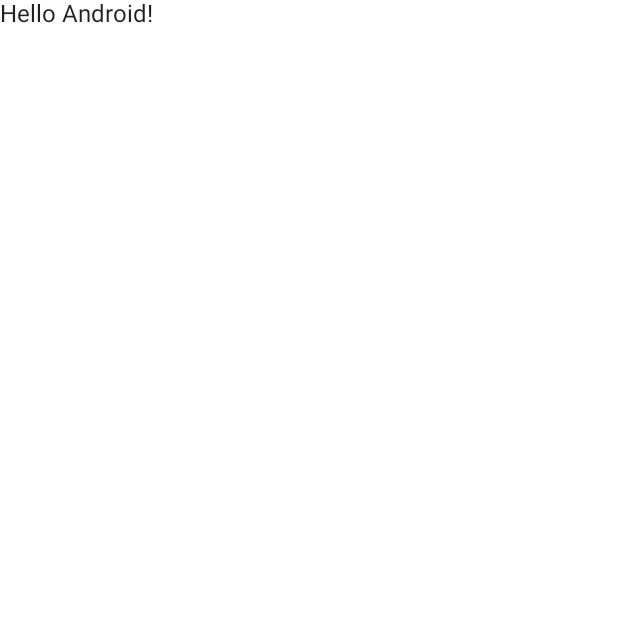
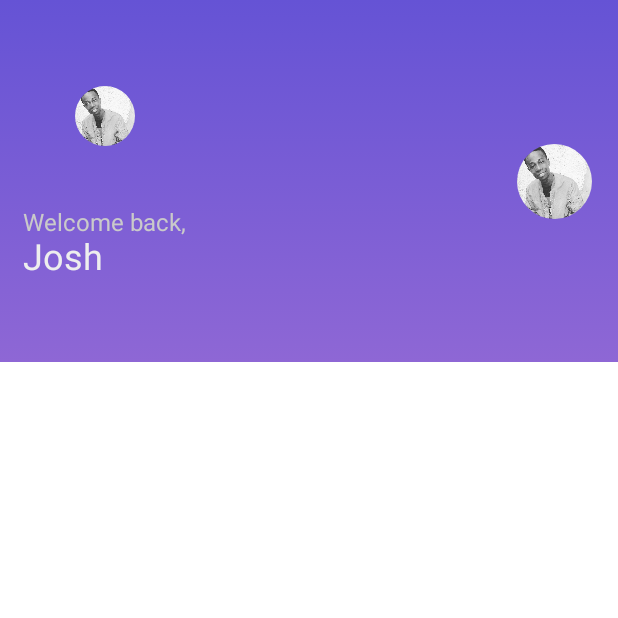
Before and after one commit to josh-Muleshi/EventCademyComposeUi, an Android app built with Jetpack Compose: the screen it shows after launch (MainActivity), on a phone screen of 412 x 824 dp, the top half of it. Before the commit the part shown is almost empty. Run offline under Robolectric (Android 15) with nearby library versions, the phone set to English and light mode, and no system bars.

```diff
--- a/app/src/main/java/com/example/eventcademycomposeui/MainActivity.kt
+++ b/app/src/main/java/com/example/eventcademycomposeui/MainActivity.kt
@@ -8,6 +8,7 @@ import androidx.compose.material.Surface
 import androidx.compose.material.Text
 import androidx.compose.runtime.Composable
 import androidx.compose.ui.tooling.preview.Preview
+import com.example.eventcademycomposeui.ui.HomeScreen
 import com.example.eventcademycomposeui.ui.theme.EventCademyComposeUiTheme
 
 class MainActivity : ComponentActivity() {
@@ -15,24 +16,16 @@ class MainActivity : ComponentActivity() {
         super.onCreate(savedInstanceState)
         setContent {
             EventCademyComposeUiTheme {
-                // A surface container using the 'background' color from the theme
-                Surface(color = MaterialTheme.colors.background) {
-                    Greeting("Android")
-                }
+                HomeScreen()
             }
         }
     }
 }
 
-@Composable
-fun Greeting(name: String) {
-    Text(text = "Hello $name!")
-}
-
 @Preview(showBackground = true)
 @Composable
-fun DefaultPreview() {
+fun MyAppPreview() {
     EventCademyComposeUiTheme {
-        Greeting("Android")
+        HomeScreen()
     }
 }
--- a/app/src/main/java/com/example/eventcademycomposeui/ui/HomeScreen.kt
+++ b/app/src/main/java/com/example/eventcademycomposeui/ui/HomeScreen.kt
@@ -1,26 +1,108 @@
 package com.example.eventcademycomposeui.ui
 
+import androidx.compose.foundation.Image
 import androidx.compose.foundation.background
-import androidx.compose.foundation.layout.Box
-import androidx.compose.foundation.layout.Column
-import androidx.compose.foundation.layout.padding
+import androidx.compose.foundation.layout.*
+import androidx.compose.foundation.shape.CircleShape
+import androidx.compose.material.Icon
+import androidx.compose.material.MaterialTheme
+import androidx.compose.material.Text
 import androidx.compose.runtime.Composable
+import androidx.compose.ui.Alignment
 import androidx.compose.ui.Modifier
+import androidx.compose.ui.draw.clip
+import androidx.compose.ui.graphics.Brush
 import androidx.compose.ui.graphics.Color
+import androidx.compose.ui.res.painterResource
 import androidx.compose.ui.unit.dp
+import com.example.eventcademycomposeui.R
+import com.example.eventcademycomposeui.ui.theme.*
 
 @Composable
 fun HomeScreen(){
-    Box(modifier = Modifier
-        .background(Color.Transparent)
-        .padding(15.dp)){
+    Box(
+        modifier = Modifier
+            .background(Color.Transparent)
+            .fillMaxSize()
+    ){
         Column {
-
+            HeadSection()
         }
     }
 }
 
 @Composable
-fun HeadSection(){
+fun HeadSection(
+    name: String = "Josh",
+){
+    Box(
+        contentAlignment = Alignment.Center, modifier = Modifier
+            .fillMaxWidth()
+            .background(
+                brush = Brush.verticalGradient(
+                    listOf(ButtonBlue, BlueGradient)
+                )
+            )
 
+    ) {
+
+        Row(horizontalArrangement = Arrangement.SpaceBetween,
+            verticalAlignment = Alignment.CenterVertically,
+            modifier = Modifier
+                .fillMaxWidth()
+                .padding(15.dp)
+                .padding(top = 40.dp, bottom = 40.dp)
+        ) {
+            Column(
+                horizontalAlignment = Alignment.CenterHorizontally
+            ) {
+                Box(
+                    modifier = Modifier
+                        .padding(2.dp)
+                        .clip(CircleShape)
+                        .size(width = 40.dp, height = 40.dp)
+
+                ) {
+                    Image(
+                        painter = painterResource(id = R.drawable.ic_profil),
+                        contentDescription = "profile"
+                    )
+                }
+                Column(
+                    verticalArrangement = Arrangement.Center,
+                    modifier = Modifier.padding(top = 40.dp)
+                ) {
+                    Text(
+                        text = "Welcome back,",
+                        color = TextsubWhite,
+                        style = MaterialTheme.typography.body1
+                    )
+                    Text(
+                        text = "$name",
+                        color = TextWhite,
+                        style = MaterialTheme.typography.h5,
+                    )
+                }
+            }
+            Box(
+                modifier = Modifier
+                    .padding(2.dp)
+                    .clip(CircleShape)
+                    .size(width = 50.dp, height = 50.dp)
+            ) {
+                Image(
+                    painter = painterResource(id = R.drawable.ic_profil),
+                    contentDescription = "profile"
+                )
+            }
+
+            /*Icon(
+                painter = painterResource(id = R.drawable.ic_search),
+                contentDescription = "search",
+                tint = Color.White,
+                modifier = Modifier.size(24.dp)
+            )*/
+        }
+
+    }
 }
--- a/app/src/main/java/com/example/eventcademycomposeui/ui/theme/Color.kt
+++ b/app/src/main/java/com/example/eventcademycomposeui/ui/theme/Color.kt
@@ -2,13 +2,15 @@ package com.example.eventcademycomposeui.ui.theme
 
 import androidx.compose.ui.graphics.Color
 
-val Purple200 = Color(0xff505cf3) //0xFFBB86FC
-val Purple500 = Color(0xff505cf3) //0xFF6200EE
-val Purple700 = Color(0xff505cf3) //0xFF3700B3
+val Purple200 = Color(0xff6553D5) //0xFFBB86FC
+val Purple500 = Color(0xff6553D5) //0xFF6200EE
+val Purple700 = Color(0xff6553D5) //0xFF3700B3
 val Teal200 = Color(0xFF03DAC5)
 val TextWhite = Color(0xffeeeeee)
+val TextsubWhite = Color(0xFFCACACA)
 val DeepBlue = Color(0xff06164c)
-val ButtonBlue = Color(0xff505cf3)
+val ButtonBlue = Color(0xff6553D5)
+val BlueGradient = Color(0xff8E67D5)
 val DarkerButtonBlue = Color(0xff565894)
 val LightRed = Color(0xfffc879a)
 val AquaBlue = Color(0xff9aa5c4)
--- /dev/null
+++ b/app/src/main/res/drawable/home_top_back.xml
@@ -0,0 +1,9 @@
+<?xml version="1.0" encoding="utf-8"?>
+<shape xmlns:android="http://schemas.android.com/apk/res/android">
+
+    <gradient
+        android:startColor="@color/blue"
+        android:endColor="@color/home_top_back"
+        android:angle="-45"/>
+
+</shape>
--- a/app/src/main/res/values/colors.xml
+++ b/app/src/main/res/values/colors.xml
@@ -1,10 +1,16 @@
 <?xml version="1.0" encoding="utf-8"?>
 <resources>
-    <color name="purple_200">#FFBB86FC</color>
+    <color name="purple_200">#6553D5</color>
     <color name="purple_500">#FF6200EE</color>
-    <color name="purple_700">#FF3700B3</color>
+    <color name="purple_700">#6553D5</color>
     <color name="teal_200">#FF03DAC5</color>
     <color name="teal_700">#FF018786</color>
     <color name="black">#FF000000</color>
+    <color name="black_icon">#232323</color>
     <color name="white">#FFFFFFFF</color>
+    <color name="sub_title_color">#DCD9D9</color>
+    <color name="home_background">#FAFAFA</color>
+    <color name="blue">#6553D5</color>
+    <color name="home_top_back">#8E67D5</color>
+    <color name="setting_title_color">#676767</color>
 </resources>
--- a/app/src/main/res/values/themes.xml
+++ b/app/src/main/res/values/themes.xml
@@ -1,6 +1,6 @@
 <resources xmlns:tools="http://schemas.android.com/tools">
     <!-- Base application theme. -->
-    <style name="Theme.EventCademyComposeUi" parent="Theme.MaterialComponents.DayNight.DarkActionBar">
+    <style name="Theme.EventCademyComposeUi" parent="Theme.MaterialComponents.DayNight.NoActionBar">
         <!-- Primary brand color. -->
         <item name="colorPrimary">@color/purple_500</item>
         <item name="colorPrimaryVariant">@color/purple_700</item>
```
Also changed, not shown: app/src/main/res/drawable-v24/ic_profil.jpg (added).
